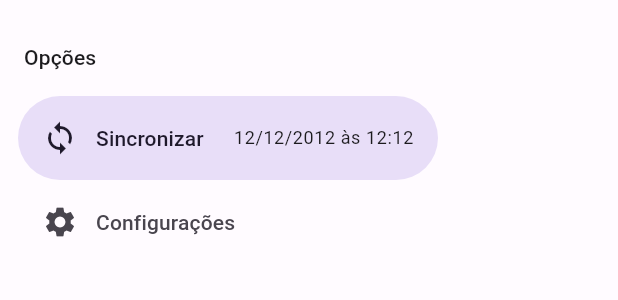
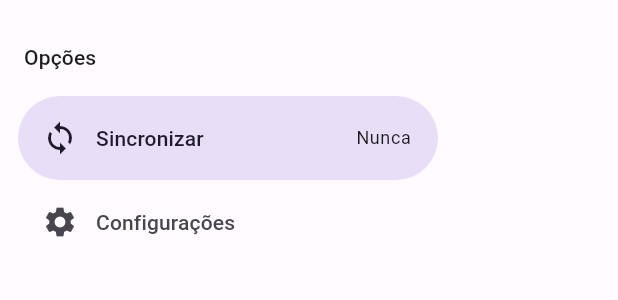
Before and after one commit to natanvalimcardoso/listinha-fullstack, a Flutter app: the CustomDrawerWidget widget shown alone on an empty page, opened directly, on a phone screen of 412 x 824 dp. Shown: the top 300 px of the screen. Run offline on Flutter 3.47's test engine with Material 2 defaults, Android fonts, the phone set to English and light mode, and no system bars; our stand-ins replace flutter_modular.

Commit message:
fix: arrumado metodos

```diff
--- a/lista_fluterando/lib/src/modules/home/widgets/custom_drawer_widget.dart
+++ b/lista_fluterando/lib/src/modules/home/widgets/custom_drawer_widget.dart
@@ -19,7 +19,8 @@ class CustomDrawerWidget extends StatelessWidget {
     var syncDateText = 'Nunca';
 
     if (date != null) {
-      final formatter = DateFormat('dd/MM/yyyy HH:mm');
+      final formatter = DateFormat('dd/MM/yyyy às hh:mm');
+      syncDateText = formatter.format(date);
     }
 
     return NavigationDrawer(
@@ -46,15 +47,18 @@ class CustomDrawerWidget extends StatelessWidget {
         ),
         NavigationDrawerDestination(
           icon: const Icon(Icons.sync),
-          label: Row(
+          label: SizedBox(
+            width: 210,
+            child: Row(
               children: [
                 const Text('Sincronizar'),
-              const SizedBox(width: 20),
+                const Spacer(),
                 Text(
-                '12/12/2012 às 12:12',
+                  syncDateText,
                   style: Theme.of(context).textTheme.bodySmall,
                 ),
               ],
+            ),
           ),
         ),
         const NavigationDrawerDestination(
--- a/lista_fluterando/lib/src/shared/controller/app_controller.dart
+++ b/lista_fluterando/lib/src/shared/controller/app_controller.dart
@@ -1,8 +1,20 @@
 import 'package:flutter/material.dart';
 
 class AppController {
+  final themeMode = ValueNotifier(ThemeMode.system);
+  final syncDate = ValueNotifier<DateTime?>(null);
+
+  AppController();
+
+  void save() {
+    // TODO: Salvar os dados na base local
+  }
+  void init() {
+    // TODO: Salvar os dados na base local
+  }
+
   //* --------------| Tema da aplicação |----------------*//
-  final themeMode = ValueNotifier(ThemeMode.system);
+
   void changeThemeMode(ThemeMode? mode) {
     if (mode != null) {
       themeMode.value = mode;
@@ -11,19 +23,9 @@ class AppController {
   }
 
   //* --------------| Horário da sincronização |----------------*//
-  final syncDate = ValueNotifier<DateTime?>(null);
 
   void setSyncDate(DateTime date) {
     syncDate.value = date;
   }
 
-
-
-  //? --------------| Métodos |----------------*//
-  void save() {
-    // TODO: Salvar os dados na base local
-  }
-  void init() {
-    // TODO: Salvar os dados na base local
-  }
 }
```
Lines whose indentation alone changed are shown as unchanged.
